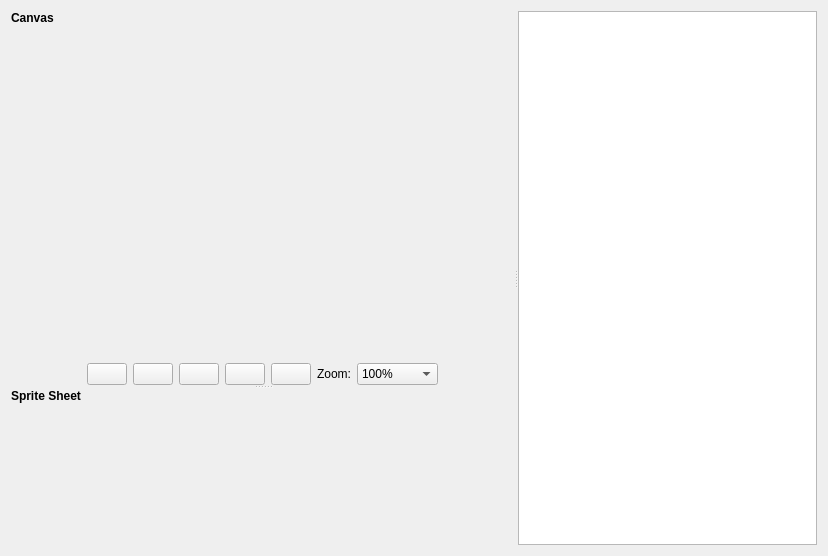
First picture: the form in Plugin/ui/SpriteEditorFrame.ui, repository Antidote/SpriteEditorPlugin, before the edit.
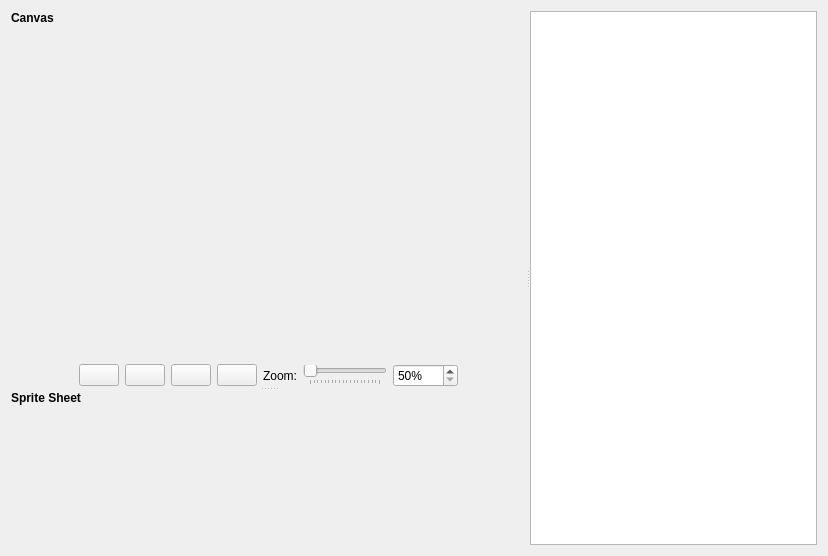
Second picture: the form after the edit. Icons and pictures are not drawn. Custom widgets are drawn as their Qt base class.

Patch:
```diff
--- a/Plugin/ui/SpriteEditorFrame.ui
+++ b/Plugin/ui/SpriteEditorFrame.ui
@@ -82,16 +82,7 @@
            </widget>
           </item>
           <item>
-           <widget class="QPushButton" name="pushButton_5">
-            <property name="icon">
-             <iconset theme="media-playback-pause">
-              <normaloff/>
-             </iconset>
-            </property>
-           </widget>
-          </item>
-          <item>
-           <widget class="QPushButton" name="pushButton_2">
+           <widget class="QPushButton" name="stopBtn">
             <property name="icon">
              <iconset theme="media-playback-stop">
               <normaloff/>
@@ -116,41 +107,38 @@
            </widget>
           </item>
           <item>
-           <widget class="QComboBox" name="comboBox">
-            <property name="toolTip">
-             <string>The current Zoom factor for the Graphics View</string>
+           <widget class="QSlider" name="zoomSlider">
+            <property name="minimum">
+             <number>50</number>
             </property>
-            <property name="currentText">
-             <string notr="true">100%</string>
+            <property name="maximum">
+             <number>1000</number>
             </property>
-            <property name="currentIndex">
-             <number>2</number>
+            <property name="value">
+             <number>50</number>
             </property>
-            <item>
-             <property name="text">
-              <string>500%</string>
-             </property>
-            </item>
-            <item>
-             <property name="text">
-              <string notr="true">200%</string>
-             </property>
-            </item>
-            <item>
-             <property name="text">
-              <string notr="true">100%</string>
-             </property>
-            </item>
-            <item>
-             <property name="text">
-              <string notr="true">50%</string>
-             </property>
-            </item>
-            <item>
-             <property name="text">
-              <string>Custom...</string>
-             </property>
-            </item>
+            <property name="orientation">
+             <enum>Qt::Horizontal</enum>
+            </property>
+            <property name="tickPosition">
+             <enum>QSlider::TicksBelow</enum>
+            </property>
+            <property name="tickInterval">
+             <number>50</number>
+            </property>
+           </widget>
+          </item>
+          <item>
+           <widget class="QSpinBox" name="zoomSpinBox">
+            <property name="suffix">
+             <string>%</string>
+            </property>
+            <property name="minimum">
+             <number>50</number>
+            </property>
+            <property name="maximum">
+             <number>1000</number>
+            </property>
            </widget>
           </item>
           <item>
```
Left out of the diff: 36 changed lines with no effect on the pictures.
